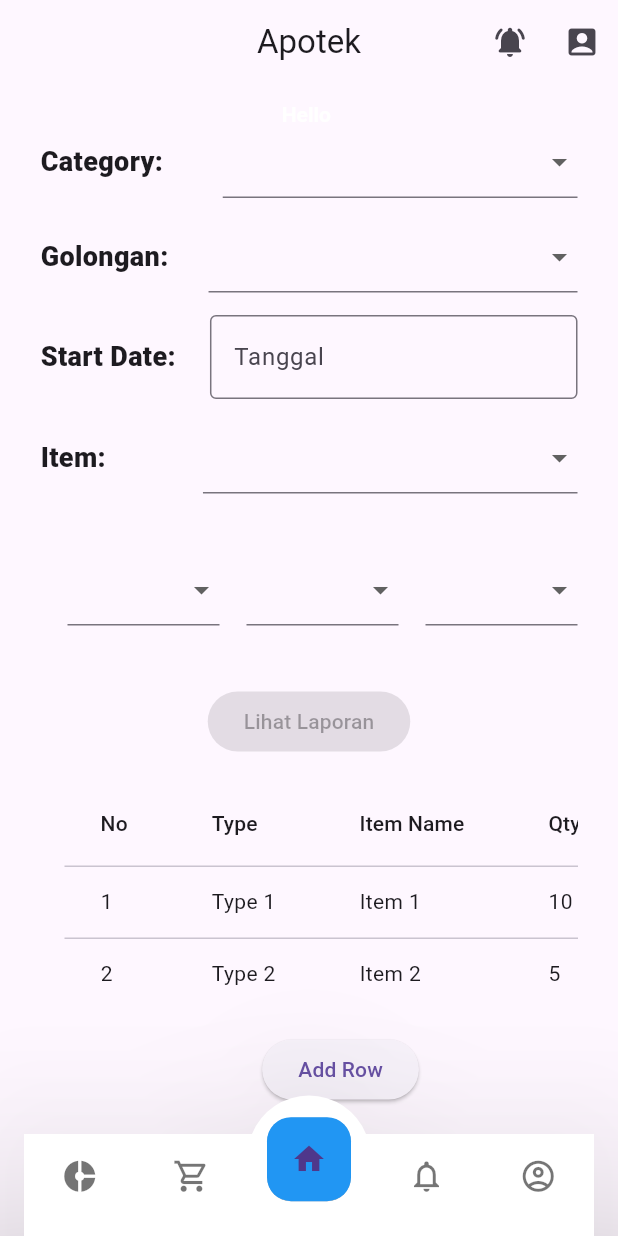
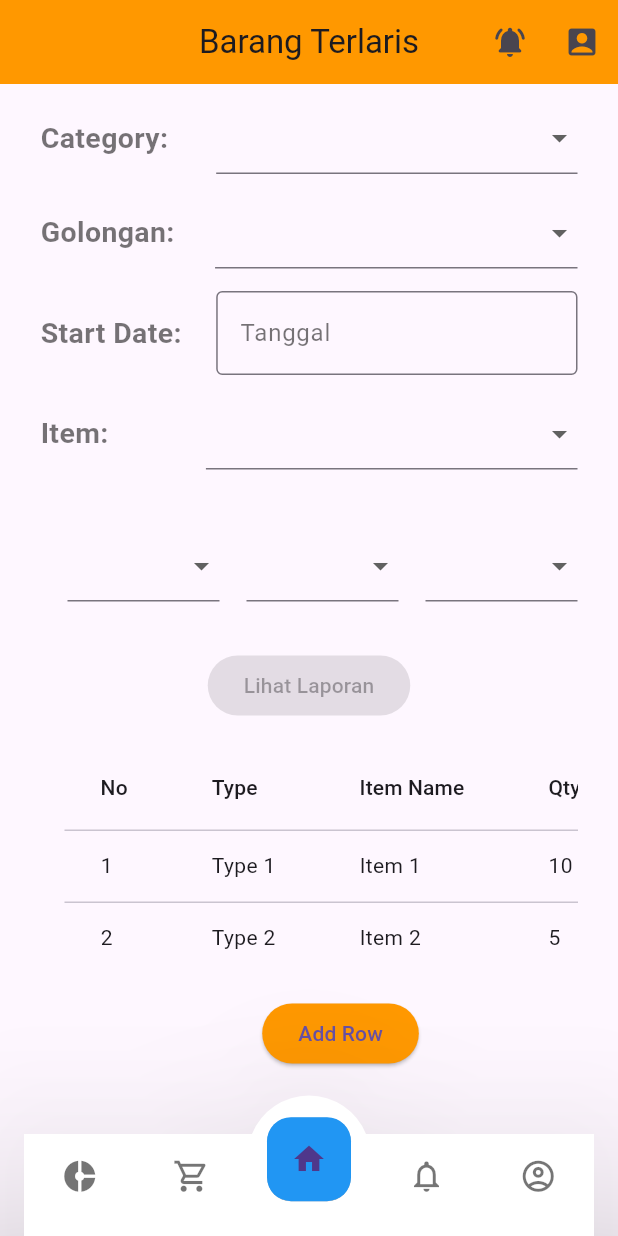
Before and after one commit to hazz01/PharmacyCashierSystem, a Flutter app: the MobileTerlaris screen opened directly, on a phone screen of 412 x 824 dp. Run offline on Flutter 3.47's test engine with Material 3 defaults, Android fonts, the phone set to English and light mode, and no system bars; our stand-ins replace draggable_home.

Commit message:
update ui mobile terlaris dan navigasi dashboard bagian barang terlaris

```diff
--- a/lib/login.dart
+++ b/lib/login.dart
@@ -67,20 +67,23 @@ class _LoginPageState extends State<LoginPage> {
               width: 200.0,
             ),
 
-            SizedBox(height: 20.0),
+            // SizedBox(height: 10.0),
 
             // Selamat Datang!
             const Text(
               'Selamat Datang!',
               style: TextStyle(
-                fontSize: 20.0,
-                fontWeight: FontWeight.bold,
+                fontSize: 30.0,
+                fontWeight: FontWeight.w600,
               ),
             ),
 
-            const Text('Masuk Untuk Melanjutkan'),
+            const Text(
+              'Masuk Untuk Melanjutkan',
+              style: TextStyle(fontSize: 16),
+            ),
 
-            const SizedBox(height: 20.0),
+            const SizedBox(height: 60.0),
 
             // [text field] Masukkan Email
             TextField(
@@ -97,7 +100,7 @@ class _LoginPageState extends State<LoginPage> {
               obscureText: true,
             ),
 
-            const SizedBox(height: 10.0),
+            const SizedBox(height: 20.0),
 
             // [CheckBox] Ingat Kata Sandi
             Row(
@@ -137,21 +140,32 @@ class _LoginPageState extends State<LoginPage> {
               child: const Text('Masuk'),
             ),
 
-            const SizedBox(height: 20.0),
+            const SizedBox(height: 170.0),
 
-            // [Footer] Copyright 2024 Grounded Team. All Right Reserved
-            const Positioned(
-              // alignment: Alignment.bottomCenter,
-              bottom: 10,
-
-              child: Padding(
-                padding: EdgeInsets.only(top: 450),
-                child: Text(
-                  'Copyright 2024 Grounded Team. All Right Reserved',
-                  style: TextStyle(fontSize: 12.0),
-                ),
+            const Center(
+              child: Column(
+                mainAxisAlignment: MainAxisAlignment.center,
+                children: [
+                  Text(
+                    'Copyright 2024 Grounded Team. All Right Reserved',
+                    style: TextStyle(fontSize: 12),
+                  ),
+                ],
               ),
             ),
+            // [Footer] Copyright 2024 Grounded Team. All Right Reserved
+            // const Positioned(
+            //   // alignment: Alignment.bottomCenter,
+            //   bottom: 10,
+
+            //   child: Padding(
+            //     ,
+            //     child: Text(
+            //       'Copyright 2024 Grounded Team. All Right Reserved',
+            //       style: TextStyle(fontSize: 12.0),
+            //     ),
+            //   ),
+            // ),
           ],
         ),
       ),
--- a/lib/main.dart
+++ b/lib/main.dart
@@ -179,6 +179,7 @@ class _BottomNavBarRaisedInsetFb1State
                       // print("currentPage: $widget.onPageChanged");
                       widget.onPageChanged == 1;
                     });
+
                     Navigator.push(
                       context,
                       PageRouteBuilder(
--- a/lib/mobile_dashboard.dart
+++ b/lib/mobile_dashboard.dart
@@ -19,7 +19,7 @@ class _Mobile_DashboardState extends State<Mobile_Dashboard> {
   Widget build(BuildContext context) {
     return DraggableHome(
       leading: const Icon(Icons.arrow_back_ios),
-      title: const Text("Chasier System"),
+      title: const Text("Dash Board"),
       actions: [
         IconButton(onPressed: () {}, icon: const Icon(Icons.settings)),
       ],
@@ -75,8 +75,6 @@ class _Mobile_DashboardState extends State<Mobile_Dashboard> {
     );
   }
 
-
-
   ListView listView() {
     return ListView.builder(
       padding: const EdgeInsets.only(top: 0),
@@ -98,7 +96,7 @@ class _Mobile_DashboardState extends State<Mobile_Dashboard> {
 
   dashboardView() {
     return SingleChildScrollView(
-        child: Column(
+      child: Column(
         children: [
           Container(
             padding: const EdgeInsets.fromLTRB(20.0, 15.0, 20.0, 15.0),
@@ -399,7 +397,13 @@ class _Mobile_DashboardState extends State<Mobile_Dashboard> {
                           backgroundColor: Colors.orange,
                           shape: RoundedRectangleBorder(
                               borderRadius: BorderRadius.circular(5))),
-                      onPressed: () {},
+                      onPressed: () {
+                        Navigator.push(
+                            context,
+                            MaterialPageRoute(
+                              builder: (context) => MobileTerlaris(),
+                            ));
+                      },
                       child: const Text.rich(
                         TextSpan(
                           text: ' See Details',
@@ -652,7 +656,6 @@ class _Mobile_DashboardState extends State<Mobile_Dashboard> {
           ),
         ],
       ),
-
     );
   }
 }
--- a/lib/mobile_kosong.dart
+++ b/lib/mobile_kosong.dart
@@ -15,5 +15,4 @@ class _Mobile_KosongState extends State<Mobile_Kosong> {
     // TODO: implement build
     throw UnimplementedError();
   }
-
 }
--- a/lib/mobile_terlaris.dart
+++ b/lib/mobile_terlaris.dart
@@ -51,9 +51,10 @@ class _MobileTerlarisState extends State<MobileTerlaris> {
       //   title: const Text('Mobile Terlaris'),
       // ),
       appBar: AppBar(
-        title: const Text('Apotek'),
+        title: const Text('Barang Terlaris'),
         automaticallyImplyLeading: false,
         centerTitle: true,
+        backgroundColor: Colors.orange,
         actions: [
           IconButton(
               onPressed: () {}, icon: Icon(Icons.notifications_active_rounded)),
@@ -66,33 +67,34 @@ class _MobileTerlarisState extends State<MobileTerlaris> {
           margin: const EdgeInsets.all(12),
           child: Column(
             children: [
-              RichText(
-                text: const TextSpan(
-                  text: 'Hello ',
-                  style: TextStyle(fontWeight: FontWeight.bold),
-                  // children: const <TextSpan>[
-                  //   TextSpan(text: 'bold', style: TextStyle(fontWeight: FontWeight.bold)),
-                  //   TextSpan(text: ' world!'),
-                  // ],
-                ),
-              ),
               Row(
                 children: [
                   const Text(
                     'Category: ',
-                    style: TextStyle(fontSize: 18, fontWeight: FontWeight.w900),
+                    style: TextStyle(
+                        fontSize: 19,
+                        fontWeight: FontWeight.w700,
+                        color: Colors.black54),
                   ),
                   const SizedBox(
-                    width: 35,
+                    width: 27,
                   ),
                   Expanded(
                     child: DropdownButtonFormField<String>(
+                      style: const TextStyle(
+                          color: Colors.black54,
+                          fontSize: 16,
+                          fontWeight: FontWeight.w500),
                       value: _selectedKategori,
                       onChanged: (String? newValue) {
                         setState(() {
                           _selectedKategori = newValue;
                         });
                       },
+                      decoration: const InputDecoration(
+                        focusedBorder: UnderlineInputBorder(
+                            borderSide: BorderSide(color: Colors.orange)),
+                      ),
                       items: _kategoriList
                           .map<DropdownMenuItem<String>>((String value) {
                         return DropdownMenuItem<String>(
@@ -111,19 +113,30 @@ class _MobileTerlarisState extends State<MobileTerlaris> {
                 children: [
                   const Text(
                     'Golongan: ',
-                    style: TextStyle(fontSize: 18, fontWeight: FontWeight.w900),
+                    style: TextStyle(
+                        fontSize: 19,
+                        fontWeight: FontWeight.w700,
+                        color: Colors.black54),
                   ),
                   const SizedBox(
                     width: 22,
                   ),
                   Expanded(
                     child: DropdownButtonFormField<String>(
+                      style: const TextStyle(
+                          color: Colors.black54,
+                          fontSize: 16,
+                          fontWeight: FontWeight.w500),
                       value: _selectedGolongan,
                       onChanged: (String? newValue) {
                         setState(() {
                           _selectedGolongan = newValue;
                         });
                       },
+                      decoration: const InputDecoration(
+                        focusedBorder: UnderlineInputBorder(
+                            borderSide: BorderSide(color: Colors.orange)),
+                      ),
                       items: _golonganList
                           .map<DropdownMenuItem<String>>((String value) {
                         return DropdownMenuItem<String>(
@@ -142,7 +155,10 @@ class _MobileTerlarisState extends State<MobileTerlaris> {
                 children: [
                   const Text(
                     'Start Date: ',
-                    style: TextStyle(fontSize: 18, fontWeight: FontWeight.w900),
+                    style: TextStyle(
+                        fontSize: 19,
+                        fontWeight: FontWeight.w700,
+                        color: Colors.black54),
                   ),
                   const SizedBox(width: 18),
                   Expanded(
@@ -167,8 +183,14 @@ class _MobileTerlarisState extends State<MobileTerlaris> {
                         }
                       },
                       decoration: const InputDecoration(
+                        focusedBorder: OutlineInputBorder(
+                            borderSide: BorderSide(color: Colors.orange)),
                         labelText: 'Tanggal',
                         border: OutlineInputBorder(),
+                        labelStyle: TextStyle(
+                          color: Colors
+                              .black54, // Change the color of the label text here
+                        ),
                       ),
                     ),
                   ),
@@ -181,19 +203,30 @@ class _MobileTerlarisState extends State<MobileTerlaris> {
                 children: [
                   const Text(
                     'Item: ',
-                    style: TextStyle(fontSize: 18, fontWeight: FontWeight.w900),
+                    style: TextStyle(
+                        fontSize: 19,
+                        fontWeight: FontWeight.w700,
+                        color: Colors.black54),
                   ),
                   const SizedBox(
                     width: 60,
                   ),
                   Expanded(
                     child: DropdownButtonFormField<String>(
+                      style: const TextStyle(
+                          color: Colors.black54,
+                          fontSize: 16,
+                          fontWeight: FontWeight.w500),
                       value: _selectedItem,
                       onChanged: (String? newValue) {
                         setState(() {
                           _selectedItem = newValue;
                         });
                       },
+                      decoration: const InputDecoration(
+                        focusedBorder: UnderlineInputBorder(
+                            borderSide: BorderSide(color: Colors.orange)),
+                      ),
                       items: _itemList
                           .map<DropdownMenuItem<String>>((String value) {
                         return DropdownMenuItem<String>(
@@ -219,12 +252,20 @@ class _MobileTerlarisState extends State<MobileTerlaris> {
                   ),
                   Expanded(
                     child: DropdownButtonFormField<String>(
+                      style: const TextStyle(
+                          color: Colors.black54,
+                          fontSize: 16,
+                          fontWeight: FontWeight.w500),
                       value: _selectedType,
                       onChanged: (String? newValue) {
                         setState(() {
                           _selectedType = newValue;
                         });
                       },
+                      decoration: const InputDecoration(
+                        focusedBorder: UnderlineInputBorder(
+                            borderSide: BorderSide(color: Colors.orange)),
+                      ),
                       items: _typeList
                           .map<DropdownMenuItem<String>>((String value) {
                         return DropdownMenuItem<String>(
@@ -246,12 +287,20 @@ class _MobileTerlarisState extends State<MobileTerlaris> {
                   ),
                   Expanded(
                     child: DropdownButtonFormField<String>(
+                      style: const TextStyle(
+                          color: Colors.black54,
+                          fontSize: 16,
+                          fontWeight: FontWeight.w500),
                       value: _selectedActive,
                       onChanged: (String? newValue) {
                         setState(() {
                           _selectedActive = newValue;
                         });
                       },
+                      decoration: const InputDecoration(
+                        focusedBorder: UnderlineInputBorder(
+                            borderSide: BorderSide(color: Colors.orange)),
+                      ),
                       items: _activeList
                           .map<DropdownMenuItem<String>>((String value) {
                         return DropdownMenuItem<String>(
@@ -273,12 +322,20 @@ class _MobileTerlarisState extends State<MobileTerlaris> {
                   ),
                   Expanded(
                     child: DropdownButtonFormField<String>(
+                      style: const TextStyle(
+                          color: Colors.black54,
+                          fontSize: 16,
+                          fontWeight: FontWeight.w500),
                       value: _selectedCosign,
                       onChanged: (String? newValue) {
                         setState(() {
                           _selectedCosign = newValue;
                         });
                       },
+                      decoration: const InputDecoration(
+                        focusedBorder: UnderlineInputBorder(
+                            borderSide: BorderSide(color: Colors.orange)),
+                      ),
                       items: _cosignList
                           .map<DropdownMenuItem<String>>((String value) {
                         return DropdownMenuItem<String>(
@@ -291,7 +348,7 @@ class _MobileTerlarisState extends State<MobileTerlaris> {
                 ],
               ),
               const SizedBox(
-                height: 40,
+                height: 32,
               ),
               ElevatedButton(
                 onPressed: _selectedKategori != null &&
@@ -300,6 +357,10 @@ class _MobileTerlarisState extends State<MobileTerlaris> {
                         _selectedItem != null
                     ? _showReport
                     : null,
+                style: ElevatedButton.styleFrom(
+                  backgroundColor: Colors.orange, // Ubah warna latar belakang
+                  // Ubah warna teks
+                ),
                 child: const Text('Lihat Laporan'),
               ),
               SingleChildScrollView(
@@ -376,9 +437,18 @@ class _TableExampleState extends State<TableExample> {
             rows: rows,
           ),
           SizedBox(height: 16.0),
-          ElevatedButton(
-            onPressed: addRow,
-            child: Text('Add Row'),
+          Column(
+            mainAxisAlignment: MainAxisAlignment.center,
+            children: [
+              ElevatedButton(
+                style: ElevatedButton.styleFrom(
+                  backgroundColor: Colors.orange, // Ubah warna latar belakang
+                  // Ubah warna teks
+                ),
+                onPressed: addRow,
+                child: const Text('Add Row'),
+              ),
+            ],
           ),
         ],
       ),
```
